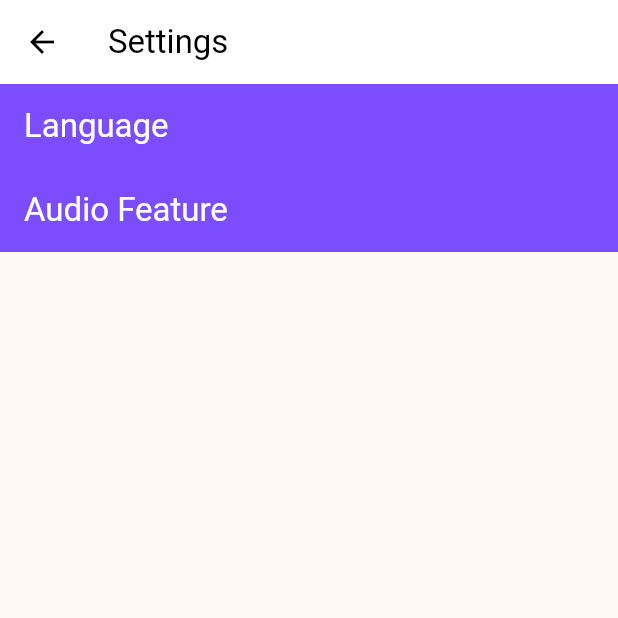
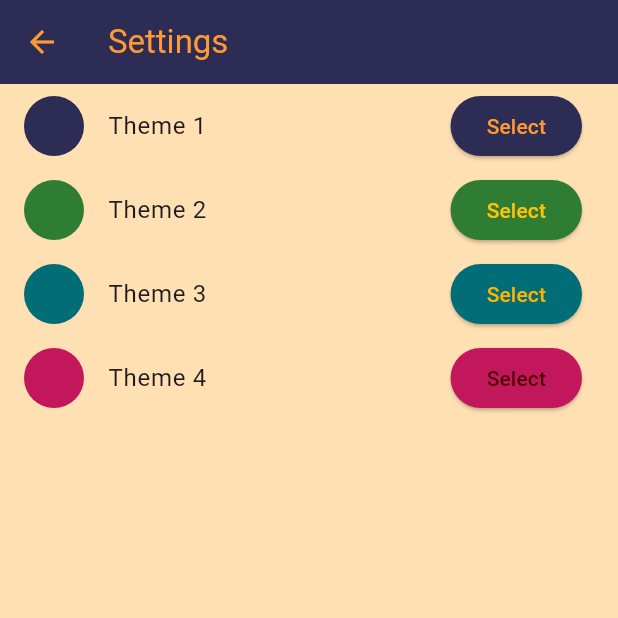
Before and after one commit to ppsspp18/Sanskrit-Recitation-App, a Flutter app: the screen it shows after launch, after a tap on "skip", after a tap on "Lets Start", after a tap on the "settings" icon, on a phone screen of 412 x 824 dp, the top half of it. Run offline on Flutter 3.47's test engine with Material 3 defaults, Android fonts, the phone set to English and light mode, and no system bars; our stand-ins replace audioplayers, firebase_core, shared_preferences; accounts and stored records are empty.

Commit message:
theme selection done

```diff
--- a/lib/home.dart
+++ b/lib/home.dart
@@ -3,7 +3,9 @@ import 'package:sanskrit_racitatiion_project/setting_screen/settings_screen.dart
 import 'package:sanskrit_racitatiion_project/chapter_page.dart';
 import 'package:sanskrit_racitatiion_project/search.dart';
 import 'package:sanskrit_racitatiion_project/bookmark_screen/book_mark.dart';
-import 'package:sanskrit_racitatiion_project/widgets/colors.dart';
+import 'package:provider/provider.dart';
+import 'package:sanskrit_racitatiion_project/theme/theme_provider.dart';
+
 
 class HomePage extends StatefulWidget {
   const HomePage({super.key});
@@ -15,15 +17,21 @@ class HomePage extends StatefulWidget {
 class _HomePageState extends State<HomePage> {
   final List<String> chapterIds = List.generate(18, (index) => (index + 1).toString());
 
+
   @override
   Widget build(BuildContext context) {
-    return homePage(context);
+    final themeProvider = Provider.of<ThemeProvider>(context);
+
+    final color1 = themeProvider.currentTheme.color1;
+    final color2 = themeProvider.currentTheme.color2;
+    final color3 = themeProvider.currentTheme.color3;
+    return homePage(context, color1, color2, color3);
   }
 
-  Scaffold homePage(BuildContext context) {
+  Scaffold homePage(BuildContext context, Color color1, Color color2, Color color3) {
     return Scaffold(
       appBar: AppBar(
-        title: const Text(
+        title: Text(
           'BHAGAVAD GITA',
           style: TextStyle(
         fontWeight: FontWeight.bold,
@@ -49,7 +57,7 @@ class _HomePageState extends State<HomePage> {
                 MaterialPageRoute(builder: (context) => const SearchScreen()),
               );
             },
-            icon: const Icon(Icons.search, color: color2), // Search icon
+            icon: Icon(Icons.search, color: color2), // Search icon
             tooltip: 'Search',
           ),
           IconButton(
@@ -59,7 +67,7 @@ class _HomePageState extends State<HomePage> {
                 MaterialPageRoute(builder: (context) =>  BookmarkScreen()),
               );
             },
-            icon: const Icon(Icons.bookmark, color: color2), // Bookmark icon
+            icon: Icon(Icons.bookmark, color: color2), // Bookmark icon
           ),
           IconButton(
             onPressed: () {
@@ -68,7 +76,7 @@ class _HomePageState extends State<HomePage> {
                 MaterialPageRoute(builder: (context) => const SettingsScreen()),
               );
             },
-            icon: const Icon(Icons.settings, color: color2), // Settings icon
+            icon: Icon(Icons.settings, color: color2), // Settings icon
             tooltip: 'Settings',
           ),
         ],
@@ -120,7 +128,7 @@ class _HomePageState extends State<HomePage> {
                 children: [
                 Text(
                   'Chapter $chapterId',
-                  style: const TextStyle(
+                  style: TextStyle(
                   fontWeight: FontWeight.bold,
 
                   fontSize: 18, // Increased from 15 to 18
@@ -152,7 +160,7 @@ class _HomePageState extends State<HomePage> {
                     textStyle: const TextStyle(fontSize: 13), // Increased from 11 to 13
                     minimumSize: const Size(0, 30),
                     ),
-                    icon: const Icon(Icons.menu_book, size: 16, color: color2),
+                    icon: Icon(Icons.menu_book, size: 16, color: color2),
                     label: const Text('Read'),
                     onPressed: () {
                     Navigator.push(
@@ -166,13 +174,13 @@ class _HomePageState extends State<HomePage> {
                     style: ElevatedButton.styleFrom(
                     backgroundColor: color1,
                     foregroundColor: color2,
-                    side: const BorderSide(color: color1),
+                    side: BorderSide(color: color1),
                     padding: const EdgeInsets.symmetric(horizontal: 6, vertical: 6),
                     shape: RoundedRectangleBorder(borderRadius: BorderRadius.circular(6)),
                     textStyle: const TextStyle(fontSize: 13), // Increased from 11 to 13
                     minimumSize: const Size(0, 30),
                     ),
-                    icon: const Icon(Icons.lightbulb, size: 16, color: color2),
+                    icon: Icon(Icons.lightbulb, size: 16, color: color2),
                     label: const Text('Learn'),
                     onPressed: () {
                     ScaffoldMessenger.of(context).showSnackBar(
--- a/lib/main.dart
+++ b/lib/main.dart
@@ -42,17 +42,23 @@ class MyApp extends StatelessWidget {
 
   @override
   Widget build(BuildContext context) {
-    // Access the theme from the provider
-    final themeProvider = Provider.of<ThemeProvider>(context);
-
+    return Consumer<ThemeProvider>(
+      builder: (context, themeProvider, child) {
+        final theme = themeProvider.currentTheme;
         return MaterialApp(
           title: 'Sanskrit Recitation',
           debugShowCheckedModeBanner: false,
-      theme: themeProvider.currentTheme,
+          theme: ThemeData(
+            primaryColor: theme.color1,
+            scaffoldBackgroundColor: theme.color3,
+            appBarTheme: AppBarTheme(
+              backgroundColor: theme.color1,
+              foregroundColor: theme.color2,
+            ),
+          ),
           home: Stack(
             children: [
               SplashPage(),
-          // Floating audio player overlay
               Positioned.fill(
                 child: IgnorePointer(
                   ignoring: false,
@@ -62,5 +68,7 @@ class MyApp extends StatelessWidget {
             ],
           ),
         );
+      },
+    );
   }
 }
--- a/lib/setting_screen/settings_screen.dart
+++ b/lib/setting_screen/settings_screen.dart
@@ -1,37 +1,40 @@
 import 'package:flutter/material.dart';
+import 'package:provider/provider.dart';
+import 'package:sanskrit_racitatiion_project/theme/theme_provider.dart';
 
-class SettingsScreen extends StatefulWidget {
+class SettingsScreen extends StatelessWidget {
   const SettingsScreen({super.key});
 
   @override
-  State<SettingsScreen> createState() => _SettingsScreenState();
-}
+  Widget build(BuildContext context) {
+    final themeProvider = Provider.of<ThemeProvider>(context);
+    final themes = themeProvider.availableThemes;
 
-class _SettingsScreenState extends State<SettingsScreen> {
-  @override
-  Widget build(BuildContext context) {
     return Scaffold(
       appBar: AppBar(
-        title: Text('Settings'),
-        backgroundColor: Colors.white,
-        foregroundColor: Colors.black,
-
+        title: const Text('Settings'),
+        backgroundColor: themeProvider.currentTheme.color1,
+        foregroundColor: themeProvider.currentTheme.color2,
       ),
-      body: Column(
-        children: [
-          AppBar(
-            title: Text('Language'),
-            backgroundColor: Colors.deepPurpleAccent,
-            foregroundColor: Colors.white,
-            automaticallyImplyLeading: false,
-          ),
-          AppBar(
-            title: Text('Audio Feature'),
-            backgroundColor: Colors.deepPurpleAccent,
-            foregroundColor: Colors.white,
-            automaticallyImplyLeading: false,
-          )
-        ],
+      body: ListView.builder(
+        itemCount: themes.length,
+        itemBuilder: (context, index) {
+          final theme = themes[index];
+          return ListTile(
+            leading: CircleAvatar(backgroundColor: theme.color1),
+            title: Text('Theme ${index + 1}'),
+            trailing: ElevatedButton(
+              onPressed: () {
+                themeProvider.changeTheme(index);
+              },
+              style: ElevatedButton.styleFrom(
+                backgroundColor: theme.color1,
+                foregroundColor: theme.color2,
+              ),
+              child: const Text("Select"),
+            ),
+          );
+        },
       ),
     );
   }
--- a/lib/theme/app_themes.dart
+++ /dev/null
@@ -1,160 +0,0 @@
-import 'package:flutter/material.dart';
-
-class AppTheme {
-  final String name;
-  final ThemeData theme;
-  final IconData icon;
-
-  AppTheme({required this.name, required this.theme, required this.icon});
-}
-
-class AppThemes {
-  // Primary theme colors
-  static const Color saffronColor = Color(0xFFFF7F00);
-  static const Color deepPurpleColor = Color(0xFF673AB7);
-  static const Color tealColor = Color(0xFF009688);
-  static const Color blueColor = Color(0xFF2196F3);
-  static const Color goldColor = Color(0xFFFFD700);
-
-  // Define available themes
-  static final List<AppTheme> availableThemes = [
-    AppTheme(
-      name: "Saffron (Default)",
-      theme: _createSaffronTheme(),
-      icon: Icons.format_color_fill,
-    ),
-    AppTheme(
-      name: "Dark Theme",
-      theme: _createDarkTheme(),
-      icon: Icons.dark_mode,
-    ),
-    AppTheme(
-      name: "Light Theme",
-      theme: _createLightTheme(),
-      icon: Icons.light_mode,
-    ),
-    AppTheme(
-      name: "Purple Theme",
-      theme: _createPurpleTheme(),
-      icon: Icons.color_lens,
-    ),
-    AppTheme(
-      name: "Ocean Theme",
-      theme: _createTealTheme(),
-      icon: Icons.water,
-    ),
-  ];
-
-  // Saffron Theme - default spiritual theme
-  static ThemeData _createSaffronTheme() {
-    return ThemeData(
-      useMaterial3: true,
-      colorScheme: ColorScheme.fromSeed(
-        seedColor: saffronColor,
-        brightness: Brightness.light,
-      ),
-      appBarTheme: const AppBarTheme(
-        backgroundColor: saffronColor,
-        foregroundColor: Colors.white,
-      ),
-      cardTheme: CardTheme(
-        elevation: 2,
-        shape: RoundedRectangleBorder(
-          borderRadius: BorderRadius.circular(8),
-        ),
-      ),
-      elevatedButtonTheme: ElevatedButtonThemeData(
-        style: ElevatedButton.styleFrom(
-          foregroundColor: Colors.white,
-          backgroundColor: saffronColor,
-        ),
-      ),
-    );
-  }
-
-  // Dark Theme
-  static ThemeData _createDarkTheme() {
-    return ThemeData(
-      useMaterial3: true,
-      brightness: Brightness.dark,
-      colorScheme: ColorScheme.fromSeed(
-        seedColor: Colors.deepOrange,
-        brightness: Brightness.dark,
-      ),
-      appBarTheme: AppBarTheme(
-        backgroundColor: Colors.grey[900],
-        foregroundColor: Colors.white,
-      ),
-      cardTheme: CardTheme(
-        elevation: 2,
-        shape: RoundedRectangleBorder(
-          borderRadius: BorderRadius.circular(8),
-        ),
-      ),
-    );
-  }
-
-  // Light Theme
-  static ThemeData _createLightTheme() {
-    return ThemeData(
-      useMaterial3: true,
-      colorScheme: ColorScheme.fromSeed(
-        seedColor: Colors.blue,
-        brightness: Brightness.light,
-      ),
-      appBarTheme: const AppBarTheme(
-        backgroundColor: Colors.white,
-        foregroundColor: Colors.black,
-        elevation: 0,
-      ),
-      cardTheme: CardTheme(
-        elevation: 1,
-        shape: RoundedRectangleBorder(
-          borderRadius: BorderRadius.circular(12),
-        ),
-      ),
-    );
-  }
-
-  // Purple Theme
-  static ThemeData _createPurpleTheme() {
-    return ThemeData(
-      useMaterial3: true,
-      colorScheme: ColorScheme.fromSeed(
-        seedColor: deepPurpleColor,
-        brightness: Brightness.light,
-      ),
-      appBarTheme: const AppBarTheme(
-        backgroundColor: deepPurpleColor,
-        foregroundColor: Colors.white,
-      ),
-      cardTheme: CardTheme(
-        elevation: 2,
-        shape: RoundedRectangleBorder(
-          borderRadius: BorderRadius.circular(8),
-        ),
-      ),
-    );
-  }
-
-  // Teal Theme
-  static ThemeData _createTealTheme() {
-    return ThemeData(
-      useMaterial3: true,
-      colorScheme: ColorScheme.fromSeed(
-        seedColor: tealColor,
-        brightness: Brightness.light,
-      ),
-      appBarTheme: const AppBarTheme(
-        backgroundColor: tealColor,
-        foregroundColor: Colors.white,
-      ),
-      cardTheme: CardTheme(
-        elevation: 2,
-        shape: RoundedRectangleBorder(
-          borderRadius: BorderRadius.circular(8),
-        ),
-      ),
-    );
-  }
-}
--- a/lib/theme/theme_provider.dart
+++ b/lib/theme/theme_provider.dart
@@ -1,50 +1,53 @@
 import 'package:flutter/material.dart';
 import 'package:shared_preferences/shared_preferences.dart';
-import 'package:sanskrit_racitatiion_project/theme/app_themes.dart';
+
+class ThemeColors {
+  final Color color1;
+  final Color color2;
+  final Color color3;
+
+  ThemeColors(this.color1, this.color2, this.color3);
+}
 
 class ThemeProvider with ChangeNotifier {
-  // Default to the Saffron theme (index 0)
-  int _selectedThemeIndex = 0;
-  static const String THEME_KEY = "app_theme_index";
+  static const String _themeKey = 'selectedThemeIndex';
+
+  static final List<ThemeColors> _availableThemes = [
+    ThemeColors(Color(0xFF2C2C54), Color(0xFFFF9933), Color(0xFFFFE0B2)),
+    ThemeColors(Color(0xFF2E7D32), Color(0xFFFFC107), Color(0xFFF9E79F)),
+    ThemeColors(Color(0xFF006D77), Color(0xFFFFB300), Color(0xFFF9E79F)),
+    ThemeColors(Color(0xFFC2185B), Color(0xFF4A0000), Color(0xFFFFE4E1)),
+  ];
+
+  late ThemeColors _currentTheme;
+  int _currentIndex = 0;
 
   ThemeProvider() {
     _loadThemeFromPrefs();
   }
 
-  // Getter for the current theme
-  int get selectedThemeIndex => _selectedThemeIndex;
+  ThemeColors get currentTheme => _currentTheme;
+  List<ThemeColors> get availableThemes => _availableThemes;
 
-  // Getter for the current ThemeData
-  ThemeData get currentTheme => AppThemes.availableThemes[_selectedThemeIndex].theme;
-
-  // Get the list of all available themes
-  List<AppTheme> get availableThemes => AppThemes.availableThemes;
-
-  // Change theme by index
-  Future<void> setTheme(int index) async {
-    if (index >= 0 && index < AppThemes.availableThemes.length) {
-      _selectedThemeIndex = index;
+  void changeTheme(int index) async {
+    if (index >= 0 && index < _availableThemes.length) {
+      _currentIndex = index;
+      _currentTheme = _availableThemes[index];
       notifyListeners();
       _saveThemeToPrefs(index);
     }
   }
 
-  // Load theme preference from SharedPreferences
   Future<void> _loadThemeFromPrefs() async {
     final prefs = await SharedPreferences.getInstance();
-    final storedThemeIndex = prefs.getInt(THEME_KEY);
-
-    if (storedThemeIndex != null &&
-        storedThemeIndex >= 0 &&
-        storedThemeIndex < AppThemes.availableThemes.length) {
-      _selectedThemeIndex = storedThemeIndex;
-      notifyListeners();
-    }
+    final savedIndex = prefs.getInt(_themeKey) ?? 0;
+    _currentIndex = savedIndex;
+    _currentTheme = _availableThemes[_currentIndex];
+    notifyListeners();
   }
 
-  // Save theme preference to SharedPreferences
   Future<void> _saveThemeToPrefs(int index) async {
     final prefs = await SharedPreferences.getInstance();
-    await prefs.setInt(THEME_KEY, index);
+    await prefs.setInt(_themeKey, index);
   }
 }
```
Also changed, not shown: lib/bookmark_screen/book_mark.dart (+20 -6 lines), lib/bookmark_screen/book_mark_chapter_page.dart (+19 -3 lines), lib/chapter_page.dart (+18 -6 lines), lib/search.dart (+17 -3 lines), lib/theme/theme_selector_dialog.dart (deleted, +0 -106 lines), lib/verse_page/verse_detail_screen.dart (+32 -18 lines), lib/widgets/colors.dart (deleted, +0 -21 lines). Lines whose indentation alone changed are shown as unchanged.
